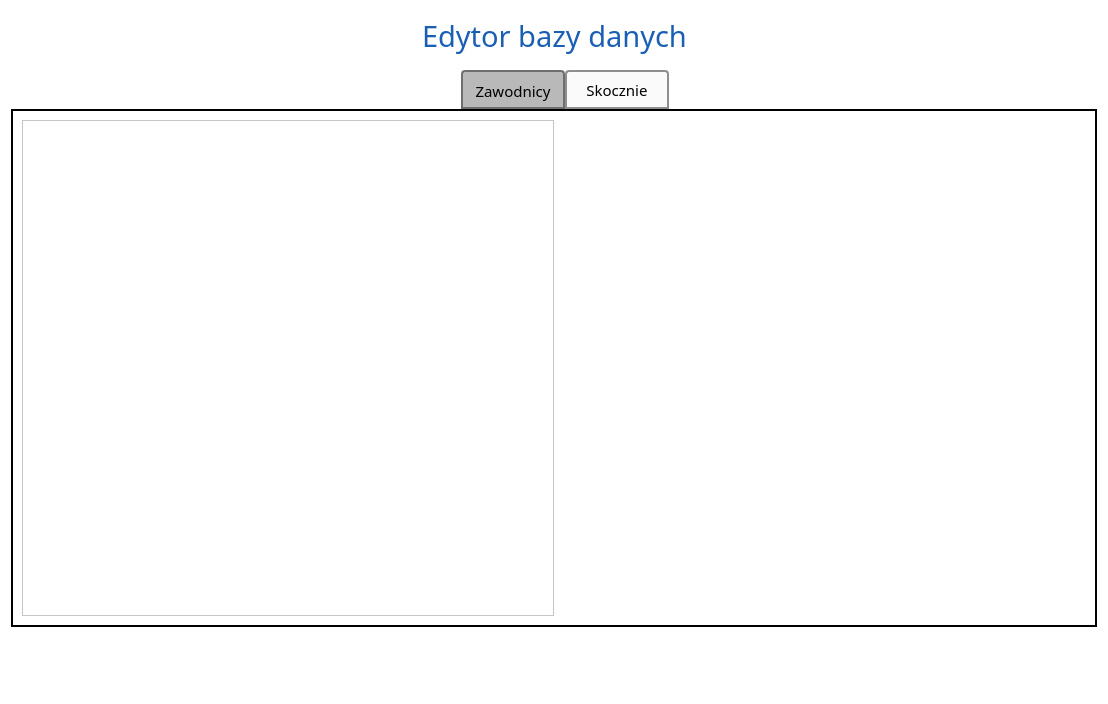
First picture: the form in UI/DatabaseEditor/DatabaseEditorWindow.ui, repository SiekamCebule/sj-sim, before the edit.
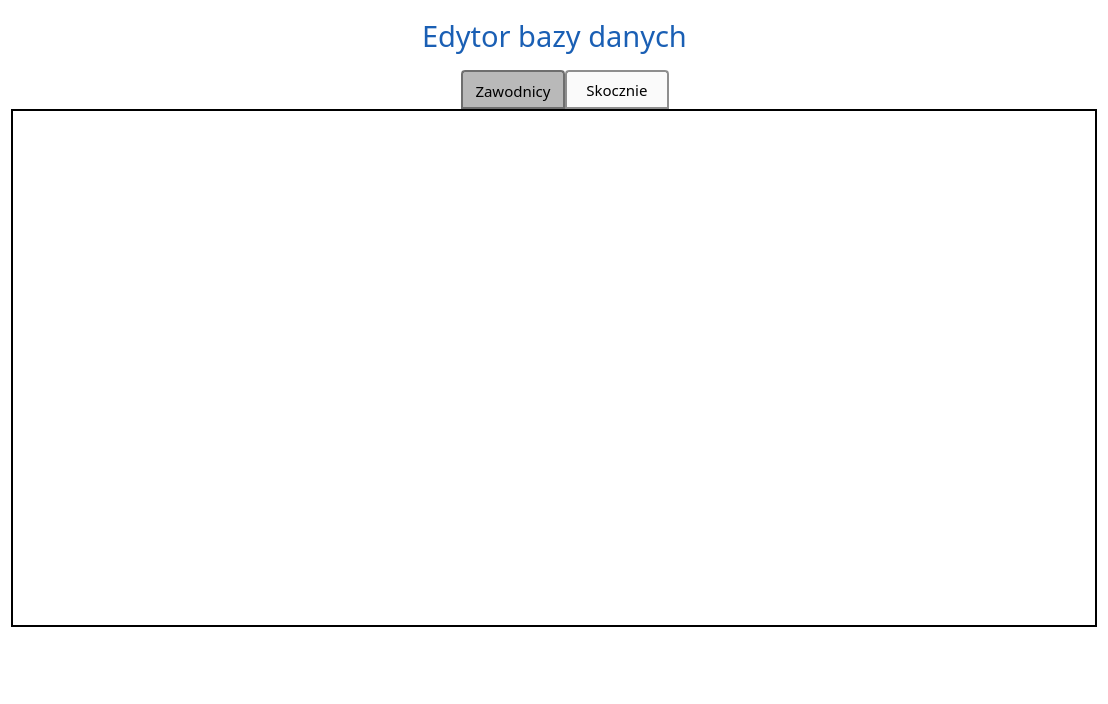
Second picture: the form after the edit. The open tabs and pages were chosen to show the change. Icons and pictures are not drawn.

```diff
--- a/UI/DatabaseEditor/DatabaseEditorWindow.ui
+++ b/UI/DatabaseEditor/DatabaseEditorWindow.ui
@@ -223,6 +223,23 @@
       <layout class="QHBoxLayout" name="horizontalLayout_2">
        <item>
         <widget class="QScrollArea" name="scrollArea_hills">
+         <property name="minimumSize">
+          <size>
+           <width>550</width>
+           <height>0</height>
+          </size>
+         </property>
+         <property name="styleSheet">
+          <string notr="true">QScrollArea{
+background: transparent;
+}
+QScrollBar::handle{
+border: 2px solid rgb(101, 23, 23);
+background-color: rgb(255, 229, 190);
+height: 10px;
+width: 5px;
+}</string>
+         </property>
          <property name="widgetResizable">
           <bool>true</bool>
          </property>
@@ -231,7 +248,7 @@
            <rect>
             <x>0</x>
             <y>0</y>
-            <width>529</width>
+            <width>548</width>
             <height>485</height>
            </rect>
           </property>
```
Left out of the diff: 2 changed lines with no effect on the pictures.
